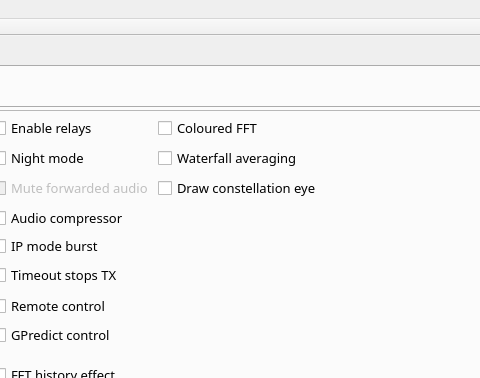
This is src/mainwindow.ui in qradiolink/qradiolink as Qt 5 draws it before an edit; both pictures show x 785 to 1265 and y 0 to 378 of the 1400 by 721 pixel window. The edited form follows.
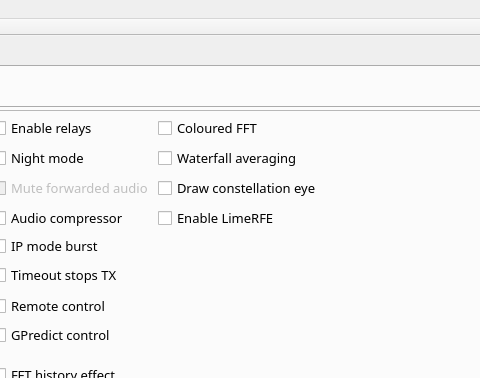
This is the edited form. Icons and pictures are not drawn. Custom widgets are drawn as their Qt base class.

Commit message: Add UI checkbox and band tuning API

What changed in the file:
```diff
--- a/src/mainwindow.ui
+++ b/src/mainwindow.ui
@@ -3569,6 +3569,13 @@
                    </property>
                   </widget>
                  </item>
+                 <item row="7" column="5">
+                  <widget class="QCheckBox" name="checkBoxLimeRFE">
+                   <property name="text">
+                    <string>Enable LimeRFE</string>
+                   </property>
+                  </widget>
+                 </item>
                 </layout>
                </widget>
               </item>
```
The commit also changes 7 other files.
